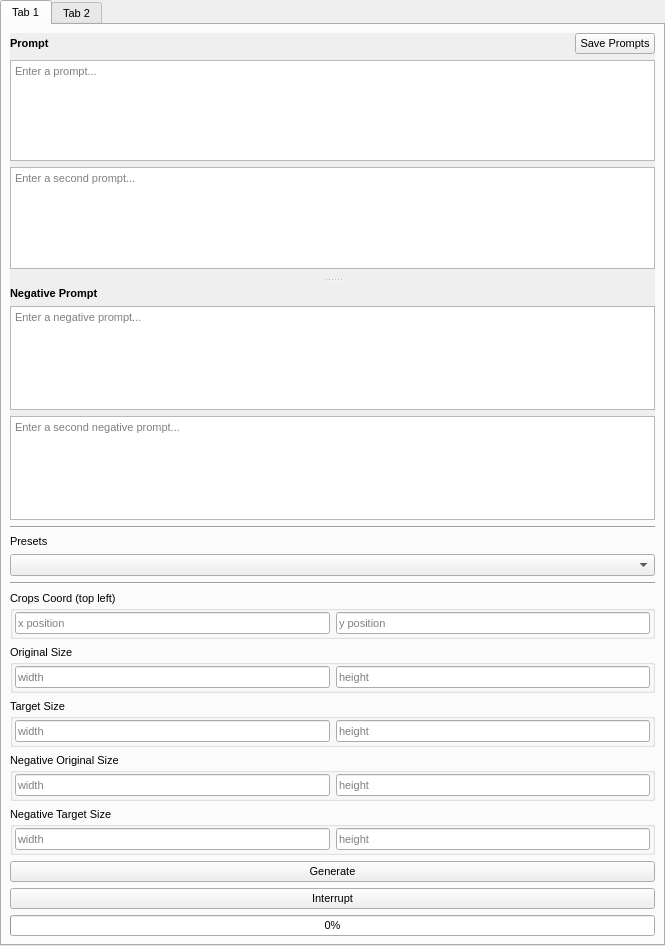
The window that src/airunner/widgets/generator_form/templates/generatorform.ui (Capsize-Games/airunner) describes before a commit, drawn with Qt 5.
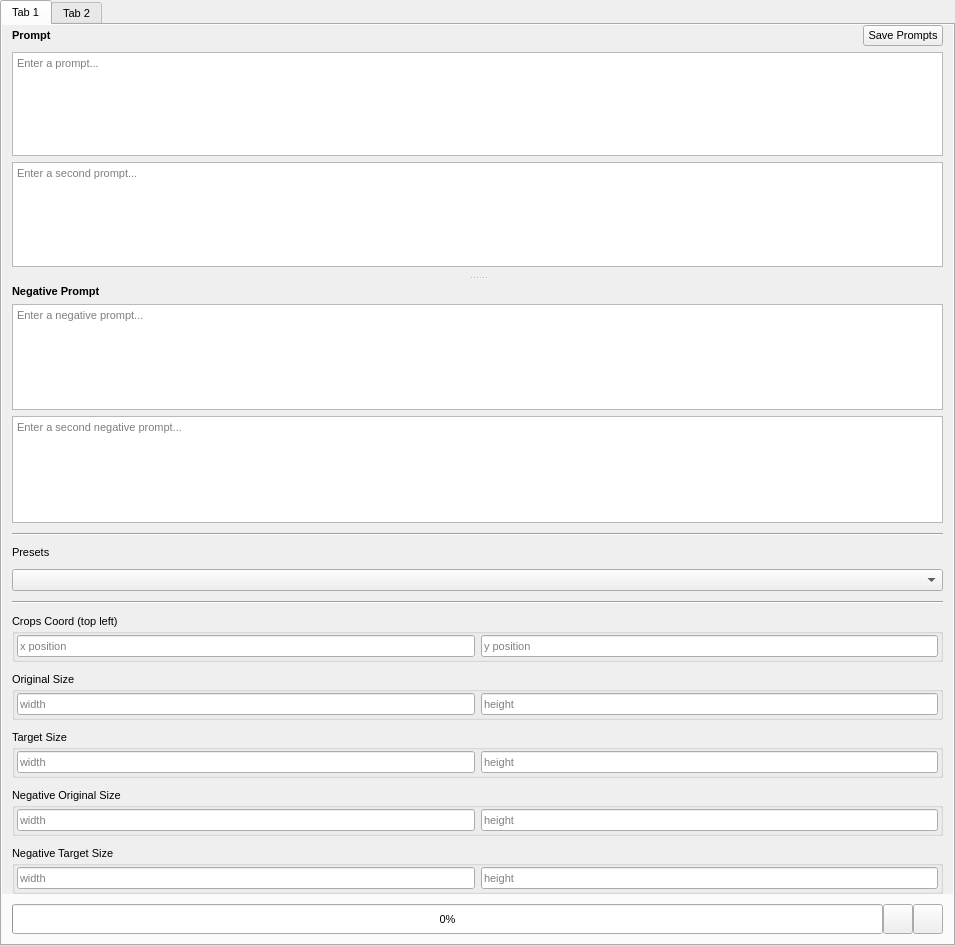
The same window after the commit. Icons and pictures are not drawn. Custom widgets are drawn as their Qt base class.

Commit message: more design cleanup, removal of more vision related code, removal of queue stats from status bar, improvements to design in forms

```diff
--- a/src/airunner/widgets/generator_form/templates/generatorform.ui
+++ b/src/airunner/widgets/generator_form/templates/generatorform.ui
@@ -6,7 +6,7 @@
    <rect>
     <x>0</x>
     <y>0</y>
-    <width>665</width>
+    <width>955</width>
     <height>946</height>
    </rect>
   </property>
@@ -34,6 +34,9 @@
    <property name="bottomMargin">
     <number>0</number>
    </property>
+   <property name="spacing">
+    <number>0</number>
+   </property>
    <item row="0" column="0">
     <widget class="QTabWidget" name="generator_form_tabs">
      <property name="currentIndex">
@@ -45,235 +48,22 @@
       </attribute>
       <layout class="QGridLayout" name="gridLayout_3">
        <property name="leftMargin">
-        <number>8</number>
+        <number>0</number>
        </property>
        <property name="topMargin">
-        <number>8</number>
+        <number>0</number>
        </property>
        <property name="rightMargin">
-        <number>8</number>
+        <number>0</number>
        </property>
        <property name="bottomMargin">
-        <number>8</number>
+        <number>0</number>
        </property>
-       <item row="9" column="0">
-        <widget class="QGroupBox" name="negative_original_size_groupbox">
-         <property name="title">
-          <string>Negative Original Size</string>
-         </property>
-         <layout class="QHBoxLayout" name="horizontalLayout_5">
-          <property name="leftMargin">
-           <number>2</number>
-          </property>
-          <property name="topMargin">
-           <number>2</number>
-          </property>
-          <property name="rightMargin">
-           <number>2</number>
-          </property>
-          <property name="bottomMargin">
-           <number>2</number>
-          </property>
-          <item>
-           <widget class="QLineEdit" name="negative_original_size_x">
-            <property name="placeholderText">
-             <string>width</string>
-            </property>
-           </widget>
-          </item>
-          <item>
-           <widget class="QLineEdit" name="negative_original_size_y">
-            <property name="placeholderText">
-             <string>height</string>
-            </property>
-           </widget>
-          </item>
-         </layout>
-        </widget>
-       </item>
-       <item row="4" column="0">
-        <widget class="QComboBox" name="image_presets"/>
-       </item>
-       <item row="14" column="0">
-        <widget class="QPushButton" name="generate_button">
-         <property name="text">
-          <string>Generate</string>
-         </property>
-        </widget>
-       </item>
-       <item row="15" column="0">
-        <widget class="QPushButton" name="interrupt_button">
-         <property name="cursor">
-          <cursorShape>PointingHandCursor</cursorShape>
-         </property>
-         <property name="text">
-          <string>Interrupt</string>
-         </property>
-        </widget>
-       </item>
-       <item row="3" column="0">
-        <widget class="QLabel" name="label_2">
-         <property name="text">
-          <string>Presets</string>
-         </property>
-        </widget>
-       </item>
-       <item row="7" column="0">
-        <widget class="QGroupBox" name="original_size_groupbox">
-         <property name="title">
-          <string>Original Size</string>
-         </property>
-         <layout class="QHBoxLayout" name="horizontalLayout_4">
-          <property name="leftMargin">
-           <number>2</number>
-          </property>
-          <property name="topMargin">
-           <number>2</number>
-          </property>
-          <property name="rightMargin">
-           <number>2</number>
-          </property>
-          <property name="bottomMargin">
-           <number>2</number>
-          </property>
-          <item>
-           <widget class="QLineEdit" name="original_size_x">
-            <property name="placeholderText">
-             <string>width</string>
-            </property>
-           </widget>
-          </item>
-          <item>
-           <widget class="QLineEdit" name="original_size_y">
-            <property name="placeholderText">
-             <string>height</string>
-            </property>
-           </widget>
-          </item>
-         </layout>
-        </widget>
-       </item>
-       <item row="5" column="0">
-        <widget class="Line" name="line">
-         <property name="orientation">
-          <enum>Qt::Orientation::Horizontal</enum>
-         </property>
-        </widget>
-       </item>
-       <item row="8" column="0">
-        <widget class="QGroupBox" name="target_size_groupbox">
-         <property name="title">
-          <string>Target Size</string>
-         </property>
-         <layout class="QHBoxLayout" name="horizontalLayout_3">
-          <property name="leftMargin">
-           <number>2</number>
-          </property>
-          <property name="topMargin">
-           <number>2</number>
-          </property>
-          <property name="rightMargin">
-           <number>2</number>
-          </property>
-          <property name="bottomMargin">
-           <number>2</number>
-          </property>
-          <item>
-           <widget class="QLineEdit" name="target_size_x">
-            <property name="placeholderText">
-             <string>width</string>
-            </property>
-           </widget>
-          </item>
-          <item>
-           <widget class="QLineEdit" name="target_size_y">
-            <property name="placeholderText">
-             <string>height</string>
-            </property>
-           </widget>
-          </item>
-         </layout>
-        </widget>
-       </item>
-       <item row="10" column="0">
-        <widget class="QGroupBox" name="negative_target_size_groupbox">
-         <property name="title">
-          <string>Negative Target Size</string>
-         </property>
-         <layout class="QHBoxLayout" name="horizontalLayout">
-          <property name="leftMargin">
-           <number>2</number>
-          </property>
-          <property name="topMargin">
-           <number>2</number>
-          </property>
-          <property name="rightMargin">
-           <number>2</number>
-          </property>
-          <property name="bottomMargin">
-           <number>2</number>
-          </property>
-          <item>
-           <widget class="QLineEdit" name="negative_target_size_x">
-            <property name="placeholderText">
-             <string>width</string>
-            </property>
-           </widget>
-          </item>
-          <item>
-           <widget class="QLineEdit" name="negative_target_size_y">
-            <property name="placeholderText">
-             <string>height</string>
-            </property>
-           </widget>
-          </item>
-         </layout>
-        </widget>
-       </item>
-       <item row="16" column="0">
-        <widget class="QProgressBar" name="progress_bar">
-         <property name="value">
-          <number>0</number>
-         </property>
-        </widget>
-       </item>
-       <item row="6" column="0">
-        <widget class="QGroupBox" name="croops_coord_top_left_groupbox">
-         <property name="title">
-          <string>Crops Coord (top left)</string>
-         </property>
-         <layout class="QHBoxLayout" name="horizontalLayout_2">
-          <property name="leftMargin">
-           <number>2</number>
-          </property>
-          <property name="topMargin">
-           <number>2</number>
-          </property>
-          <property name="rightMargin">
-           <number>2</number>
-          </property>
-          <property name="bottomMargin">
-           <number>2</number>
-          </property>
-          <item>
-           <widget class="QLineEdit" name="crops_coord_top_left_x">
-            <property name="placeholderText">
-             <string>x position</string>
-            </property>
-           </widget>
-          </item>
-          <item>
-           <widget class="QLineEdit" name="crops_coord_top_left_y">
-            <property name="placeholderText">
-             <string>y position</string>
-            </property>
-           </widget>
-          </item>
-         </layout>
-        </widget>
-       </item>
-       <item row="1" column="0">
-        <widget class="QScrollArea" name="scrollArea">
+       <property name="spacing">
+        <number>0</number>
+       </property>
+       <item row="0" column="0">
+        <widget class="QScrollArea" name="stable_diffusion_generator_form">
          <property name="frameShape">
           <enum>QFrame::Shape::NoFrame</enum>
          </property>
@@ -288,24 +78,30 @@
            <rect>
             <x>0</x>
             <y>0</y>
-            <width>645</width>
-            <height>494</height>
+            <width>951</width>
+            <height>870</height>
            </rect>
           </property>
           <layout class="QGridLayout" name="gridLayout">
            <property name="leftMargin">
-            <number>0</number>
+            <number>10</number>
            </property>
            <property name="topMargin">
             <number>0</number>
            </property>
            <property name="rightMargin">
-            <number>0</number>
+            <number>10</number>
            </property>
            <property name="bottomMargin">
             <number>0</number>
            </property>
-           <item row="0" column="1">
+           <property name="horizontalSpacing">
+            <number>0</number>
+           </property>
+           <property name="verticalSpacing">
+            <number>10</number>
+           </property>
+           <item row="0" column="0">
             <widget class="QSplitter" name="generator_form_splitter">
              <property name="orientation">
               <enum>Qt::Orientation::Vertical</enum>
@@ -425,16 +221,308 @@
              </widget>
             </widget>
            </item>
+           <item row="1" column="0">
+            <widget class="Line" name="line_2">
+             <property name="orientation">
+              <enum>Qt::Orientation::Horizontal</enum>
+             </property>
+            </widget>
+           </item>
+           <item row="2" column="0">
+            <widget class="QLabel" name="label_2">
+             <property name="text">
+              <string>Presets</string>
+             </property>
+            </widget>
+           </item>
+           <item row="3" column="0">
+            <widget class="QComboBox" name="image_presets"/>
+           </item>
+           <item row="4" column="0">
+            <widget class="Line" name="line">
+             <property name="orientation">
+              <enum>Qt::Orientation::Horizontal</enum>
+             </property>
+            </widget>
+           </item>
+           <item row="5" column="0">
+            <widget class="QGroupBox" name="croops_coord_top_left_groupbox">
+             <property name="title">
+              <string>Crops Coord (top left)</string>
+             </property>
+             <layout class="QHBoxLayout" name="horizontalLayout_2">
+              <property name="leftMargin">
+               <number>2</number>
+              </property>
+              <property name="topMargin">
+               <number>2</number>
+              </property>
+              <property name="rightMargin">
+               <number>2</number>
+              </property>
+              <property name="bottomMargin">
+               <number>2</number>
+              </property>
+              <item>
+               <widget class="QLineEdit" name="crops_coord_top_left_x">
+                <property name="placeholderText">
+                 <string>x position</string>
+                </property>
+               </widget>
+              </item>
+              <item>
+               <widget class="QLineEdit" name="crops_coord_top_left_y">
+                <property name="placeholderText">
+                 <string>y position</string>
+                </property>
+               </widget>
+              </item>
+             </layout>
+            </widget>
+           </item>
+           <item row="6" column="0">
+            <widget class="QGroupBox" name="original_size_groupbox">
+             <property name="title">
+              <string>Original Size</string>
+             </property>
+             <layout class="QHBoxLayout" name="horizontalLayout_4">
+              <property name="leftMargin">
+               <number>2</number>
+              </property>
+              <property name="topMargin">
+               <number>2</number>
+              </property>
+              <property name="rightMargin">
+               <number>2</number>
+              </property>
+              <property name="bottomMargin">
+               <number>2</number>
+              </property>
+              <item>
+               <widget class="QLineEdit" name="original_size_x">
+                <property name="placeholderText">
+                 <string>width</string>
+                </property>
+               </widget>
+              </item>
+              <item>
+               <widget class="QLineEdit" name="original_size_y">
+                <property name="placeholderText">
+                 <string>height</string>
+                </property>
+               </widget>
+              </item>
+             </layout>
+            </widget>
+           </item>
+           <item row="7" column="0">
+            <widget class="QGroupBox" name="target_size_groupbox">
+             <property name="title">
+              <string>Target Size</string>
+             </property>
+             <layout class="QHBoxLayout" name="horizontalLayout_3">
+              <property name="leftMargin">
+               <number>2</number>
+              </property>
+              <property name="topMargin">
+               <number>2</number>
+              </property>
+              <property name="rightMargin">
+               <number>2</number>
+              </property>
+              <property name="bottomMargin">
+               <number>2</number>
+              </property>
+              <item>
+               <widget class="QLineEdit" name="target_size_x">
+                <property name="placeholderText">
+                 <string>width</string>
+                </property>
+               </widget>
+              </item>
+              <item>
+               <widget class="QLineEdit" name="target_size_y">
+                <property name="placeholderText">
+                 <string>height</string>
+                </property>
+               </widget>
+              </item>
+             </layout>
+            </widget>
+           </item>
+           <item row="8" column="0">
+            <widget class="QGroupBox" name="negative_original_size_groupbox">
+             <property name="title">
+              <string>Negative Original Size</string>
+             </property>
+             <layout class="QHBoxLayout" name="horizontalLayout_5">
+              <property name="leftMargin">
+               <number>2</number>
+              </property>
+              <property name="topMargin">
+               <number>2</number>
+              </property>
+              <property name="rightMargin">
+               <number>2</number>
+              </property>
+              <property name="bottomMargin">
+               <number>2</number>
+              </property>
+              <item>
+               <widget class="QLineEdit" name="negative_original_size_x">
+                <property name="placeholderText">
+                 <string>width</string>
+                </property>
+               </widget>
+              </item>
+              <item>
+               <widget class="QLineEdit" name="negative_original_size_y">
+                <property name="placeholderText">
+                 <string>height</string>
+                </property>
+               </widget>
+              </item>
+             </layout>
+            </widget>
+           </item>
+           <item row="9" column="0">
+            <widget class="QGroupBox" name="negative_target_size_groupbox">
+             <property name="title">
+              <string>Negative Target Size</string>
+             </property>
+             <layout class="QHBoxLayout" name="horizontalLayout">
+              <property name="leftMargin">
+               <number>2</number>
+              </property>
+              <property name="topMargin">
+               <number>2</number>
+              </property>
+              <property name="rightMargin">
+               <number>2</number>
+              </property>
+              <property name="bottomMargin">
+               <number>2</number>
+              </property>
+              <item>
+               <widget class="QLineEdit" name="negative_target_size_x">
+                <property name="placeholderText">
+                 <string>width</string>
+                </property>
+               </widget>
+              </item>
+              <item>
+               <widget class="QLineEdit" name="negative_target_size_y">
+                <property name="placeholderText">
+                 <string>height</string>
+                </property>
+               </widget>
+              </item>
+             </layout>
+            </widget>
+           </item>
           </layout>
          </widget>
         </widget>
        </item>
-       <item row="2" column="0">
-        <widget class="Line" name="line_2">
-         <property name="orientation">
-          <enum>Qt::Orientation::Horizontal</enum>
+       <item row="1" column="0">
+        <layout class="QHBoxLayout" name="horizontalLayout_7">
+         <property name="leftMargin">
+          <number>10</number>
          </property>
-        </widget>
+         <property name="topMargin">
+          <number>10</number>
+         </property>
+         <property name="rightMargin">
+          <number>10</number>
+         </property>
+         <property name="bottomMargin">
+          <number>10</number>
+         </property>
+         <item>
+          <widget class="QProgressBar" name="progress_bar">
+           <property name="sizePolicy">
+            <sizepolicy hsizetype="Expanding" vsizetype="Minimum">
+             <horstretch>0</horstretch>
+             <verstretch>0</verstretch>
+            </sizepolicy>
+           </property>
+           <property name="minimumSize">
+            <size>
+             <width>0</width>
+             <height>30</height>
+            </size>
+           </property>
+           <property name="value">
+            <number>0</number>
+           </property>
+          </widget>
+         </item>
+         <item>
+          <widget class="QPushButton" name="generate_button">
+           <property name="sizePolicy">
+            <sizepolicy hsizetype="Minimum" vsizetype="Minimum">
+             <horstretch>0</horstretch>
+             <verstretch>0</verstretch>
+            </sizepolicy>
+           </property>
+           <property name="minimumSize">
+            <size>
+             <width>30</width>
+             <height>30</height>
+            </size>
+           </property>
+           <property name="maximumSize">
+            <size>
+             <width>30</width>
+             <height>30</height>
+            </size>
+           </property>
+           <property name="toolTip">
+            <string>Generate image</string>
+           </property>
+           <property name="text">
+            <string/>
+           </property>
+           <property name="icon">
+            <iconset theme="go-up"/>
+           </property>
+          </widget>
+         </item>
+         <item>
+          <widget class="QPushButton" name="interrupt_button">
+           <property name="sizePolicy">
+            <sizepolicy hsizetype="Minimum" vsizetype="Minimum">
+             <horstretch>0</horstretch>
+             <verstretch>0</verstretch>
+            </sizepolicy>
+           </property>
+           <property name="minimumSize">
+            <size>
+             <width>30</width>
+             <height>30</height>
+            </size>
+           </property>
+           <property name="maximumSize">
+            <size>
+             <width>30</width>
+             <height>30</height>
+            </size>
+           </property>
+           <property name="cursor">
+            <cursorShape>PointingHandCursor</cursorShape>
+           </property>
+           <property name="toolTip">
+            <string>Cancel image generation</string>
+           </property>
+           <property name="text">
+            <string/>
+           </property>
+           <property name="icon">
+            <iconset theme="application-exit"/>
+           </property>
+          </widget>
+         </item>
+        </layout>
        </item>
       </layout>
      </widget>
```
Left out of the diff: 22 changed lines with no effect on the pictures. The commit also changes 38 other files.
